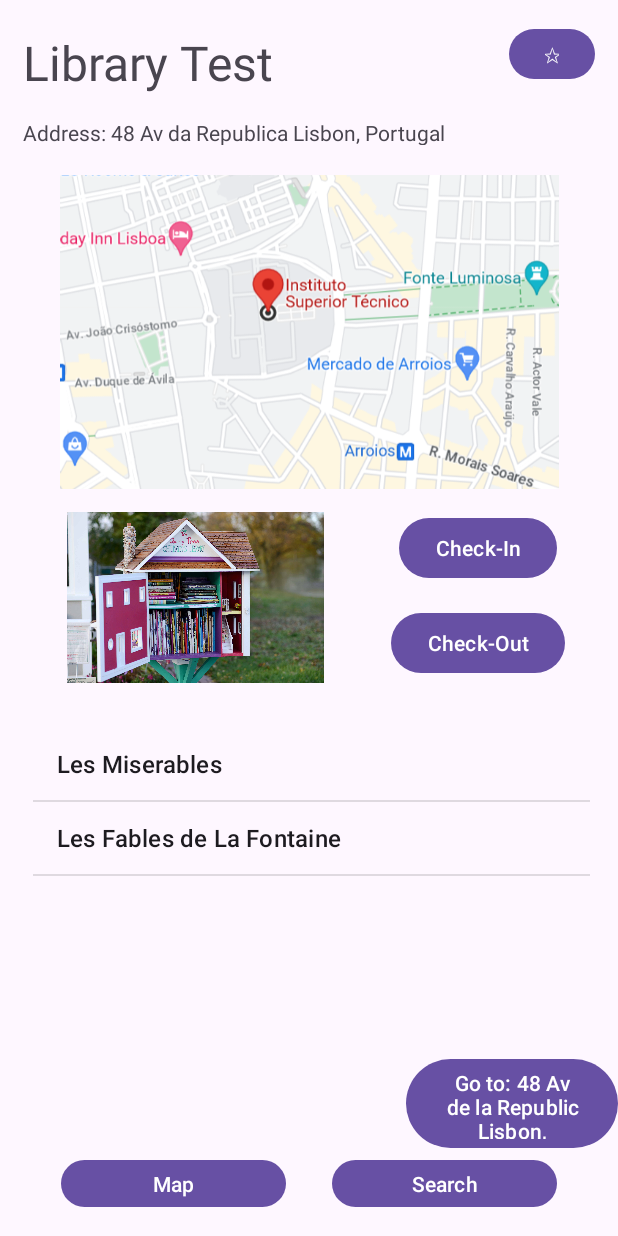
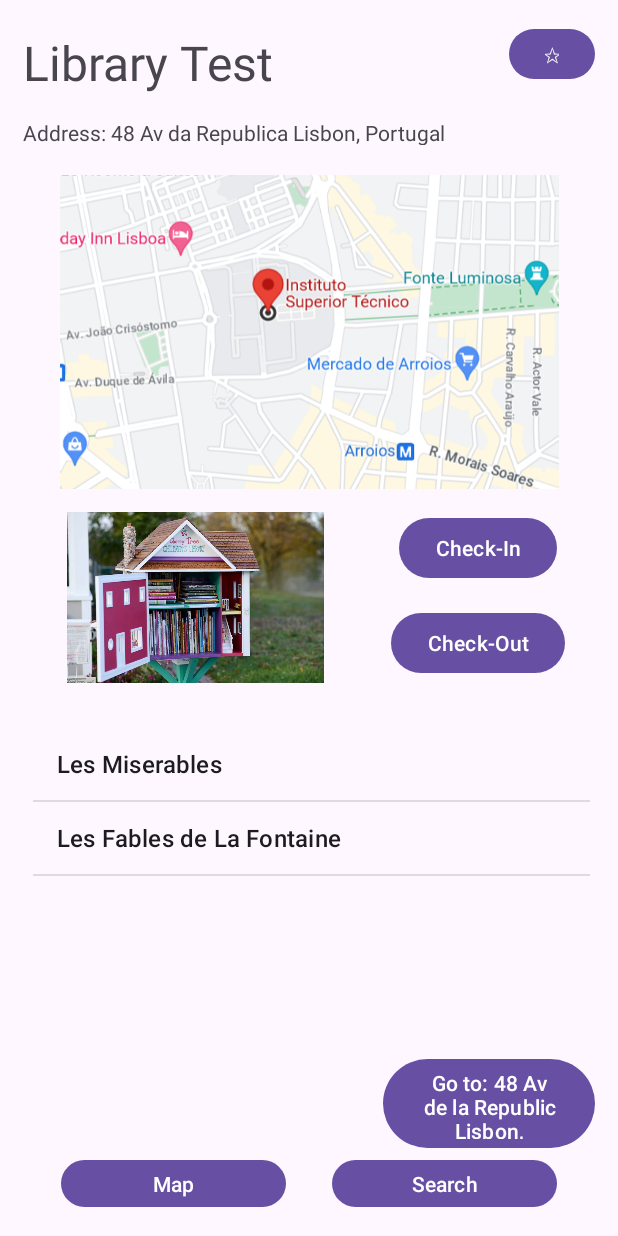
Before and after one commit to lucas-mrq/LibrarIST, an Android app: the screen it shows after launch (LibraryInfo), after a tap on "Test Library", on a phone screen of 412 x 824 dp. Run offline under Robolectric (Android 15) with nearby library versions, the phone set to English and light mode, and no system bars.

```diff
--- a/app/src/main/res/layout/activity_library_info.xml
+++ b/app/src/main/res/layout/activity_library_info.xml
@@ -72,6 +72,7 @@
         android:id="@+id/itineraryButton"
         android:layout_width="141dp"
         android:layout_height="67dp"
+        android:layout_marginEnd="15dp"
         android:text="itineraryButton"
         app:layout_constraintBottom_toTopOf="@+id/buttonLayout"
         app:layout_constraintEnd_toEndOf="parent" />
```
Also changed, not shown: app/src/main/res/drawable/free_library_example.jpg.
